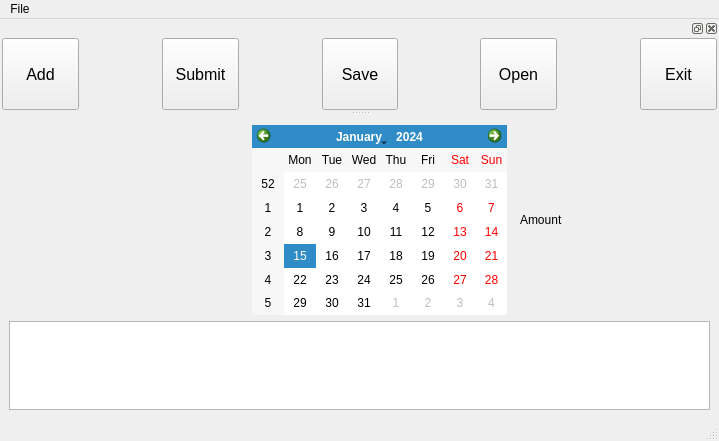
First picture: the form in src/MainWindow.ui, repository kermitmei/AK101, before the edit.
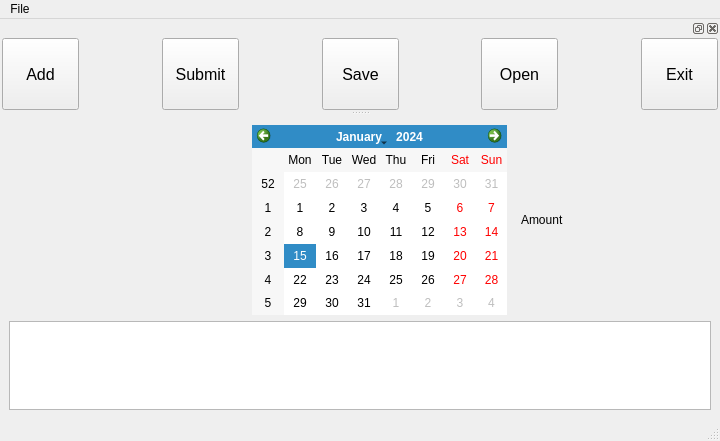
Second picture: the form after the edit. Icons and pictures are not drawn.

Commit message: add style qss

```diff
--- a/src/MainWindow.ui
+++ b/src/MainWindow.ui
@@ -6,7 +6,7 @@
    <rect>
     <x>0</x>
     <y>0</y>
-    <width>719</width>
+    <width>720</width>
     <height>441</height>
    </rect>
   </property>
@@ -140,7 +140,7 @@
     <rect>
      <x>0</x>
      <y>0</y>
-     <width>719</width>
+     <width>720</width>
      <height>26</height>
     </rect>
    </property>
@@ -284,9 +284,6 @@
        <property name="autoFillBackground">
         <bool>false</bool>
        </property>
-       <property name="styleSheet">
-        <string notr="true">border-image: url(:/green.png);</string>
-       </property>
        <property name="text">
         <string>Save</string>
        </property>
@@ -324,9 +321,6 @@
        <property name="autoFillBackground">
         <bool>false</bool>
        </property>
-       <property name="styleSheet">
-        <string notr="true">border-image: url(:/green.png);</string>
-       </property>
        <property name="text">
         <string>Open</string>
        </property>
@@ -364,9 +358,6 @@
        <property name="autoFillBackground">
         <bool>false</bool>
        </property>
-       <property name="styleSheet">
-        <string notr="true">border-image: url(:/green.png);</string>
-       </property>
        <property name="text">
         <string>Exit</string>
        </property>
```
Left out of the diff: 6 changed lines with no effect on the pictures. The commit also changes 2 other files.
